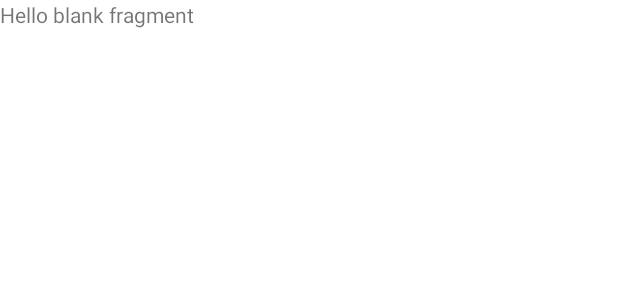
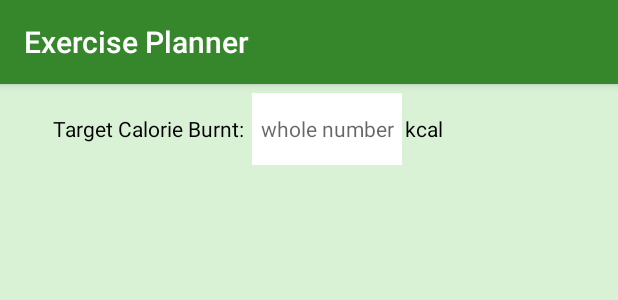
Before and after one commit to LunarDerrick/Healthier_App, an Android app: the layout fragment_exercise.xml on its own in the app's theme, with its tools: preview values and no code run, on a phone screen of 412 x 824 dp. Shown: the top 300 px of the screen. Run offline under Robolectric (Android 15) with nearby library versions, the phone set to English and light mode, and no system bars.

Commit message:
Phang 30 Dec 2022: Working on Exercise Planner

```diff
--- a/app/src/main/res/layout/fragment_exercise.xml
+++ b/app/src/main/res/layout/fragment_exercise.xml
@@ -1,14 +1,63 @@
 <?xml version="1.0" encoding="utf-8"?>
-<FrameLayout xmlns:android="http://schemas.android.com/apk/res/android"
+<androidx.constraintlayout.widget.ConstraintLayout xmlns:android="http://schemas.android.com/apk/res/android"
+    xmlns:app="http://schemas.android.com/apk/res-auto"
     xmlns:tools="http://schemas.android.com/tools"
+    android:id="@+id/CLExercise"
     android:layout_width="match_parent"
     android:layout_height="match_parent"
-    tools:context=".ExerciseFragment">
+    android:background="#D9F2D5"
+    tools:context=".ExerciseFragment" >
 
-    <!-- TODO: Update blank fragment layout -->
+    <android.widget.Toolbar
+        android:id="@+id/TBExercise"
+        android:layout_width="0dp"
+        android:layout_height="?attr/actionBarSize"
+        android:background="#36872c"
+        android:elevation="4dp"
+        android:theme="@style/ThemeOverlay.AppCompat.ActionBar"
+        android:title="@string/TBExercise"
+        android:titleTextColor="@color/white"
+        app:layout_constraintEnd_toEndOf="parent"
+        app:layout_constraintHorizontal_bias="0.0"
+        app:layout_constraintStart_toStartOf="parent"
+        app:layout_constraintTop_toTopOf="parent"
+        app:popupTheme="@style/ThemeOverlay.AppCompat.Light" />
+
     <TextView
-        android:layout_width="match_parent"
-        android:layout_height="match_parent"
-        android:text="@string/hello_blank_fragment" />
+        android:id="@+id/TVTargetBurn"
+        android:layout_width="wrap_content"
+        android:layout_height="wrap_content"
+        android:layout_marginStart="35dp"
+        android:layout_marginTop="20dp"
+        android:text="@string/TVTargetBurn"
+        android:textColor="@color/black"
+        app:layout_constraintStart_toStartOf="parent"
+        app:layout_constraintTop_toBottomOf="@+id/TBExercise" />
 
-</FrameLayout>
+    <EditText
+        android:id="@+id/ETTargetBurn"
+        android:layout_width="100dp"
+        android:layout_height="wrap_content"
+        android:layout_marginStart="5dp"
+        android:layout_marginTop="6dp"
+        android:background="@color/white"
+        android:ems="10"
+        android:hint="whole number"
+        android:inputType="number"
+        android:minHeight="48dp"
+        android:textAlignment="center"
+        android:textSize="14sp"
+        app:layout_constraintStart_toEndOf="@+id/TVTargetBurn"
+        app:layout_constraintTop_toBottomOf="@+id/TBExercise" />
+
+    <TextView
+        android:id="@+id/TVUnitKcal"
+        android:layout_width="wrap_content"
+        android:layout_height="wrap_content"
+        android:layout_marginStart="2dp"
+        android:layout_marginTop="20dp"
+        android:text="@string/TVUnitKcal"
+        android:textColor="@color/black"
+        app:layout_constraintStart_toEndOf="@+id/ETTargetBurn"
+        app:layout_constraintTop_toBottomOf="@+id/TBExercise" />
+</androidx.constraintlayout.widget.ConstraintLayout>
--- a/app/src/main/res/values/strings.xml
+++ b/app/src/main/res/values/strings.xml
@@ -33,7 +33,7 @@
     <string name="_0_0">0.0</string>
     <string name="weight_class">Weight class</string>
     <string name="your_healthy_weight_range_0kg">Your healthy weight range: 0kg</string>
-    <string name="TBPlanner">Diet Planner</string>
+    <string name="TBDiet">Diet Planner</string>
     <string name="meal_calorie_calculator">Meal Calorie Calculator</string>
     <string name="calories">Calories</string>
     <string name="kcal_day">kcal/day</string>
@@ -76,4 +76,7 @@
     <string name="agree">Agree with</string>
     <string name="terms"><![CDATA[Terms & Conditions]]></string>
     <string name="already_have">I already have an account</string>
+    <string name="TBExercise">Exercise Planner</string>
+    <string name="TVTargetBurn">Target Calorie Burnt:</string>
+    <string name="TVUnitKcal">kcal</string>
 </resources>
```
Also changed, not shown: app/src/main/res/layout/fragment_diet.xml (+40 -40 lines).
